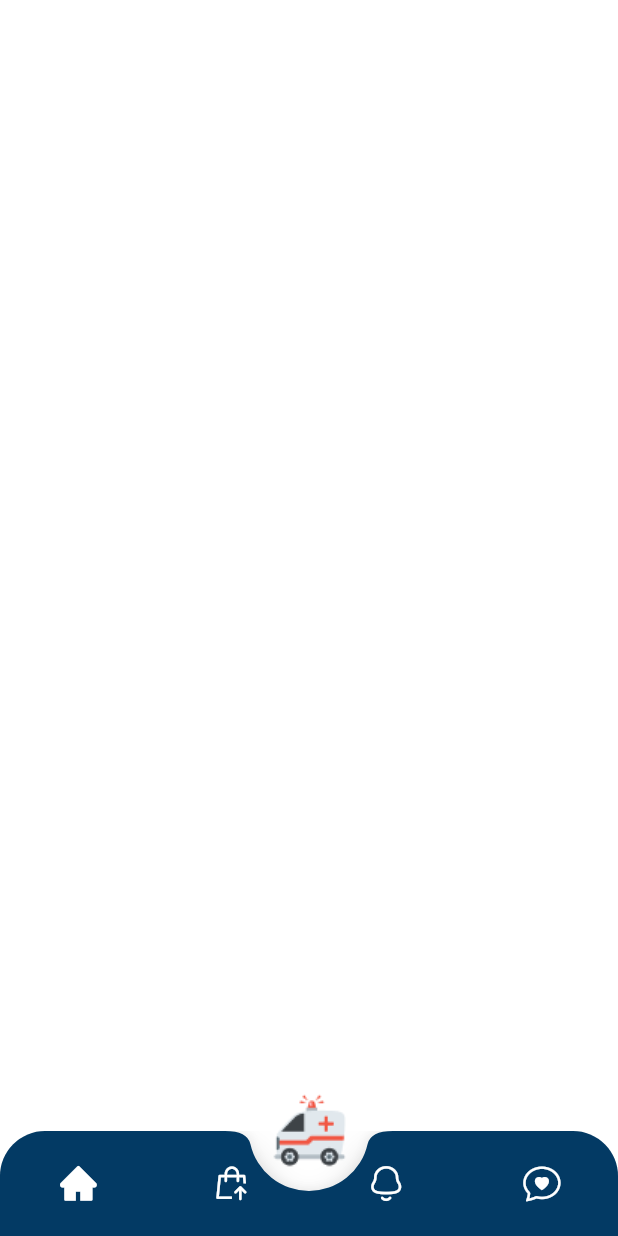
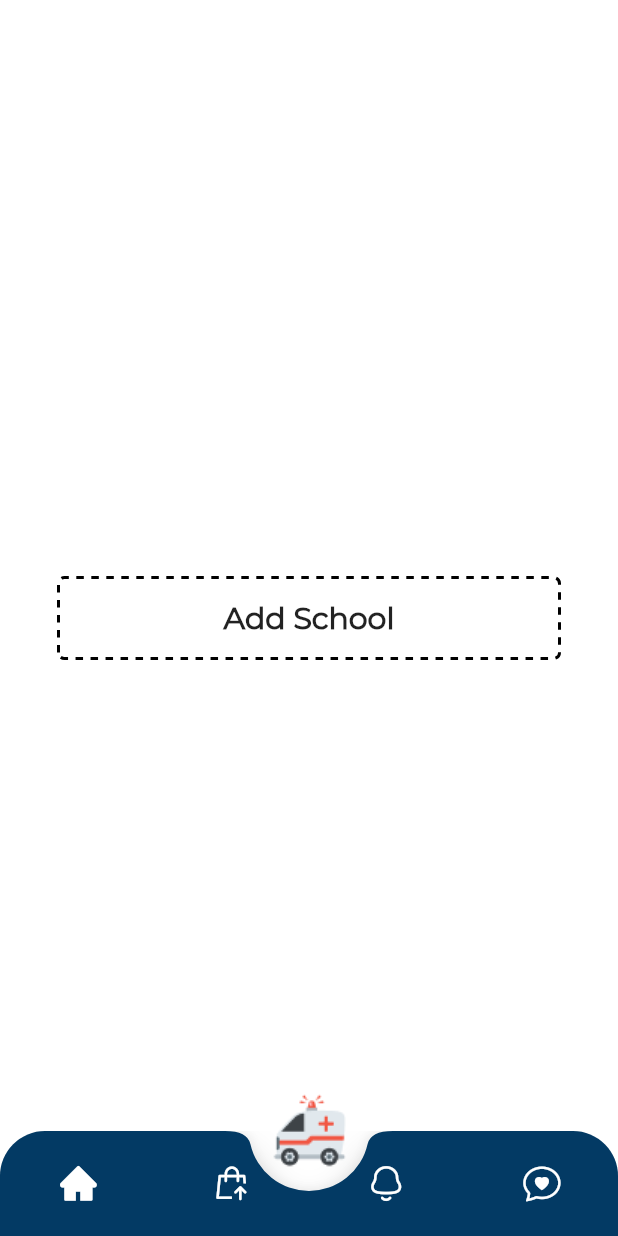
Before and after one commit to akuetteh51/ecentials, a Flutter app: the BottomNavBar screen opened directly, on a phone screen of 412 x 824 dp. Run offline on Flutter 3.47's test engine with Material 2 defaults, Android fonts, the phone set to English and light mode, and no system bars; drawn by our look-alikes of dotted_border; our stand-ins replace animated_splash_screen, flutter_neumorphic, get, shared_preferences, smooth_page_indicator; accounts and stored records are empty.

Commit message:
add school button

```diff
--- a/lib/main.dart
+++ b/lib/main.dart
@@ -30,7 +30,7 @@ class MyApp extends StatelessWidget {
         centered: true,
         duration: 2000,
         splashIconSize: 500,
-        nextScreen: showLogin ? const Login() : const OnboardingScreen(),
+        nextScreen: showLogin ? const TestWidgetsScreen() : const OnboardingScreen(),
       ),
       theme: ThemeData(
         fontFamily: "Montserrat",
--- /dev/null
+++ b/lib/src/Widgets/addSchoolButton.dart
@@ -0,0 +1,35 @@
+import 'package:dotted_border/dotted_border.dart';
+import 'package:ecentialsclone/src/Themes/colors.dart';
+import 'package:flutter/material.dart';
+
+class AddSchoolButton extends StatelessWidget {
+  final String text;
+  final double width;
+  final double height;
+  const AddSchoolButton(
+      {Key? key, required this.text, this.width = 330, this.height = 50})
+      : super(key: key);
+
+  @override
+  Widget build(BuildContext context) {
+    return DottedBorder(
+      strokeWidth: 2,
+      dashPattern: const [5],
+      borderType: BorderType.RRect,
+      radius: const Radius.circular(4),
+      child: const ClipRRect(
+        borderRadius: BorderRadius.all(Radius.circular(12)),
+        child: SizedBox(
+          height: 50,
+          width: 330,
+          child: Center(
+            child: Text(
+              "Add School",
+              style: TextStyle(fontSize: 20, fontWeight: FontWeight.bold),
+            ),
+          ),
+        ),
+      ),
+    );
+  }
+}
--- a/lib/src/screens/test_widgets_screen.dart
+++ b/lib/src/screens/test_widgets_screen.dart
@@ -1,4 +1,5 @@
 import 'package:ecentialsclone/src/Themes/colors.dart';
+import 'package:ecentialsclone/src/Widgets/addSchoolButton.dart';
 import 'package:ecentialsclone/src/Widgets/bottomNavBar.dart';
 import 'package:ecentialsclone/src/Widgets/infoCard.dart';
 import 'package:ecentialsclone/src/Widgets/schoolsAttendedCard.dart';
@@ -14,8 +15,12 @@ class TestWidgetsScreen extends StatefulWidget {
 class _TestWidgetsScreenState extends State<TestWidgetsScreen> {
   @override
   Widget build(BuildContext context) {
-    return BottomNavBar(
-      body: Center(),
+    return const BottomNavBar(
+      body: Center(
+        child: AddSchoolButton(
+          text: "Add School",
+        ),
+      ),
     );
   }
 }
--- a/pubspec.yaml
+++ b/pubspec.yaml
@@ -20,6 +20,7 @@ dependencies:
   smooth_page_indicator: ^1.0.0+2
   flutter_neumorphic: ^3.2.0
   curved_navigation_bar: ^1.0.3
+  dotted_border: ^2.0.0+2
 
 
 dev_dependencies:
```
Also changed, not shown: pubspec.lock.
